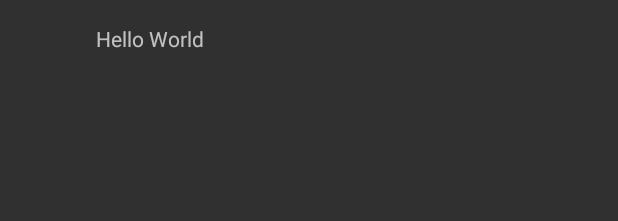
After one commit to divs4debu/Weather, an Android app: the layout fragment_main.xml on its own in the app's theme, with its tools: preview values and no code run, on a phone screen of 412 x 824 dp. The commit adds this screen. Shown: the top 221 px of the screen. Run offline under Robolectric (Android 15) with nearby library versions, the phone set to English and light mode, and no system bars.

Commit message:
Added fragment

```diff
--- /dev/null
+++ b/app/src/main/res/layout/fragment_main.xml
@@ -0,0 +1,17 @@
+<?xml version="1.0" encoding="utf-8"?>
+<RelativeLayout xmlns:android="http://schemas.android.com/apk/res/android"
+    xmlns:tools="http://schemas.android.com/tools"
+    android:layout_width="match_parent"
+    android:layout_height="match_parent"
+    android:paddingLeft="64dp"
+    android:paddingRight="64dp"
+    android:paddingBottom="16dp"
+    android:paddingTop="16dp"
+    tools:context="com.weather.udacity.android.learn.divy.weather.MainActivity">
+
+    <TextView
+        android:layout_width="wrap_content"
+        android:layout_height="wrap_content"
+        android:text="Hello World"/>
+
+</RelativeLayout>
```
Also changed, not shown: app/src/main/res/layout/activity_main.xml (+4 -4 lines).
